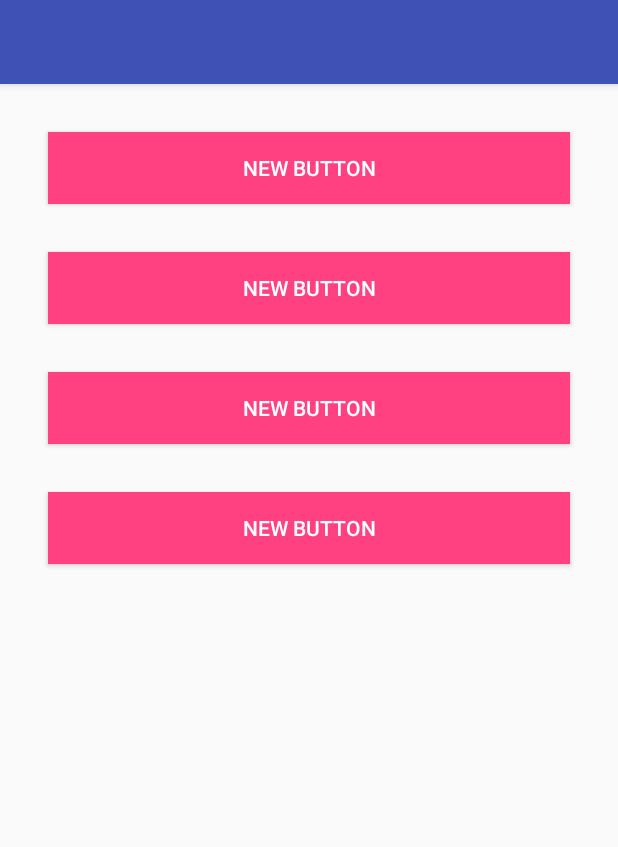
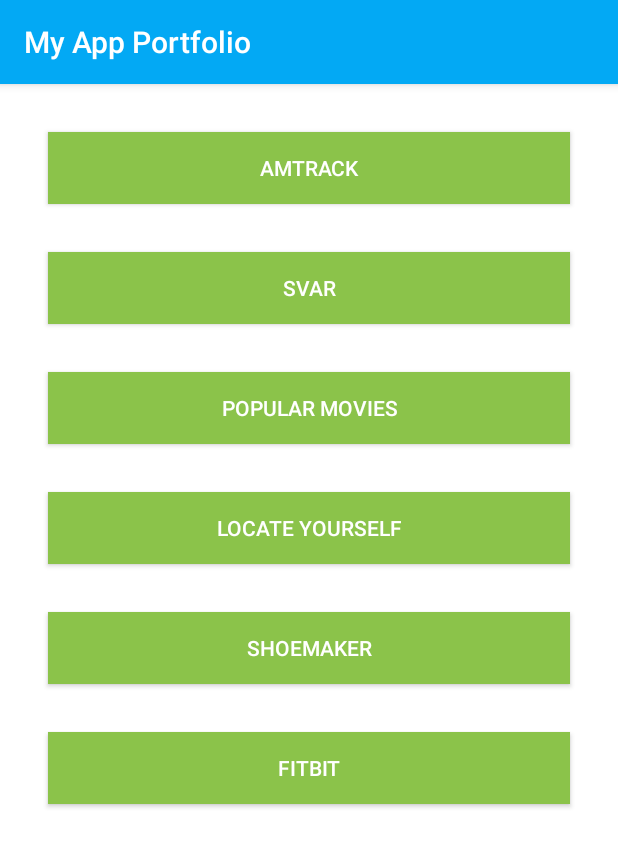
Before and after one commit to akash-raghav/MyAppPortfolio, an Android app: the screen it shows after launch (MainActivity), on a phone screen of 412 x 824 dp. Shown: the top 847 px of the screen. Run offline under Robolectric (Android 15) with nearby library versions, the phone set to English and light mode, and no system bars.

Commit message:
Ui color and theme changed

```diff
--- a/app/src/main/AndroidManifest.xml
+++ b/app/src/main/AndroidManifest.xml
@@ -1,6 +1,6 @@
 <?xml version="1.0" encoding="utf-8"?>
-<manifest xmlns:android="http://schemas.android.com/apk/res/android"
-    package="raghav.akash.myappportfolio">
+<manifest package="raghav.akash.myappportfolio"
+          xmlns:android="http://schemas.android.com/apk/res/android">
 
   <application
       android:allowBackup="true"
@@ -10,9 +10,9 @@
       android:theme="@style/AppTheme">
     <activity android:name=".MainActivity">
       <intent-filter>
-                <action android:name="android.intent.action.MAIN" />
+        <action android:name="android.intent.action.MAIN"/>
 
-                <category android:name="android.intent.category.LAUNCHER" />
+        <category android:name="android.intent.category.LAUNCHER"/>
       </intent-filter>
     </activity>
   </application>
--- a/app/src/main/java/raghav/akash/myappportfolio/MainActivity.java
+++ b/app/src/main/java/raghav/akash/myappportfolio/MainActivity.java
@@ -1,13 +1,26 @@
 package raghav.akash.myappportfolio;
 
+import android.os.Bundle;
 import android.support.v7.app.AppCompatActivity;
-import android.os.Bundle;
+import android.support.v7.widget.Toolbar;
+import android.view.View;
+import android.widget.Button;
+import android.widget.Toast;
 
 public class MainActivity extends AppCompatActivity {
 
-    @Override
-    protected void onCreate(Bundle savedInstanceState) {
-        super.onCreate(savedInstanceState);
-        setContentView(R.layout.activity_main);
-    }
+  @Override
+  protected void onCreate(Bundle savedInstanceState) {
+    super.onCreate(savedInstanceState);
+    getWindow().setBackgroundDrawable(null);
+    setContentView(R.layout.activity_main);
+    Toolbar toolbar = (Toolbar) findViewById(R.id.toolbar);
+    toolbar.setTitle("My App Portfolio");
+    setSupportActionBar(toolbar);
+  }
+
+  public void showMessageToast(View v) {
+    Button button = (Button) v;
+    Toast.makeText(this, button.getText() + " app Portfolio", Toast.LENGTH_SHORT).show();
+  }
 }
--- a/app/src/main/res/layout/activity_main.xml
+++ b/app/src/main/res/layout/activity_main.xml
@@ -1,8 +1,9 @@
 <?xml version="1.0" encoding="utf-8"?>
-<LinearLayout xmlns:android="http://schemas.android.com/apk/res/android"
+<android.support.design.widget.CoordinatorLayout
+    xmlns:android="http://schemas.android.com/apk/res/android"
     android:layout_width="match_parent"
     android:layout_height="match_parent"
-    android:orientation="vertical">
+    android:background="@android:color/white">
 
   <android.support.design.widget.AppBarLayout
       android:layout_width="match_parent"
@@ -10,11 +11,11 @@
 
     <android.support.v7.widget.Toolbar
         android:id="@+id/toolbar"
+        style="@style/toolbarStyle"
         android:layout_width="match_parent"
-            android:layout_height="wrap_content"
-            android:elevation="8dp"/>
+        android:layout_height="wrap_content"/>
   </android.support.design.widget.AppBarLayout>
 
   <include layout="@layout/content_main"/>
 
-</LinearLayout>
+</android.support.design.widget.CoordinatorLayout>
--- a/app/src/main/res/layout/content_main.xml
+++ b/app/src/main/res/layout/content_main.xml
@@ -1,8 +1,10 @@
 <?xml version="1.0" encoding="utf-8"?>
 <ScrollView xmlns:android="http://schemas.android.com/apk/res/android"
+            xmlns:app="http://schemas.android.com/apk/res-auto"
             android:layout_width="match_parent"
             android:layout_height="match_parent"
-    android:fillViewport="true">
+            android:fillViewport="true"
+            app:layout_behavior="@string/appbar_scrolling_view_behavior">
 
   <LinearLayout
       android:layout_width="match_parent"
@@ -16,8 +18,9 @@
         android:layout_height="wrap_content"
         android:layout_margin="@dimen/activity_horizontal_margin"
         android:background="@color/colorAccent"
-            android:text="New Button"
-            android:textColor="@android:color/white" />
+        android:onClick="showMessageToast"
+        android:text="AMTRACK"
+        android:textColor="@color/colorTextIcons"/>
 
     <Button
         android:id="@+id/app_btn2"
@@ -25,8 +28,9 @@
         android:layout_height="wrap_content"
         android:layout_margin="@dimen/activity_horizontal_margin"
         android:background="@color/colorAccent"
-            android:text="New Button"
-            android:textColor="@android:color/white" />
+        android:onClick="showMessageToast"
+        android:text="SVAR"
+        android:textColor="@color/colorTextIcons"/>
 
     <Button
         android:id="@+id/app_btn3"
@@ -34,8 +38,9 @@
         android:layout_height="wrap_content"
         android:layout_margin="@dimen/activity_horizontal_margin"
         android:background="@color/colorAccent"
-            android:text="New Button"
-            android:textColor="@android:color/white" />
+        android:onClick="showMessageToast"
+        android:text="Popular Movies"
+        android:textColor="@color/colorTextIcons"/>
 
     <Button
         android:id="@+id/app_btn4"
@@ -43,8 +48,29 @@
         android:layout_height="wrap_content"
         android:layout_margin="@dimen/activity_horizontal_margin"
         android:background="@color/colorAccent"
-            android:text="New Button"
-            android:textColor="@android:color/white" />
+        android:onClick="showMessageToast"
+        android:text="Locate Yourself"
+        android:textColor="@color/colorTextIcons"/>
+
+    <Button
+        android:id="@+id/app_btn5"
+        android:layout_width="match_parent"
+        android:layout_height="wrap_content"
+        android:layout_margin="@dimen/activity_horizontal_margin"
+        android:background="@color/colorAccent"
+        android:onClick="showMessageToast"
+        android:text="ShoeMaker"
+        android:textColor="@color/colorTextIcons"/>
+
+    <Button
+        android:id="@+id/app_btn6"
+        android:layout_width="match_parent"
+        android:layout_height="wrap_content"
+        android:layout_margin="@dimen/activity_horizontal_margin"
+        android:background="@color/colorAccent"
+        android:onClick="showMessageToast"
+        android:text="FitBit"
+        android:textColor="@color/colorTextIcons"/>
   </LinearLayout>
 
 </ScrollView>
--- a/app/src/main/res/values/colors.xml
+++ b/app/src/main/res/values/colors.xml
@@ -1,6 +1,11 @@
 <?xml version="1.0" encoding="utf-8"?>
 <resources>
-    <color name="colorPrimary">#3F51B5</color>
-    <color name="colorPrimaryDark">#303F9F</color>
-    <color name="colorAccent">#FF4081</color>
+  <color name="colorPrimaryLight">#B3E5FC</color>
+  <color name="colorPrimary">#03A9F4</color>
+  <color name="colorPrimaryDark">#0288D1</color>
+  <color name="colorAccent">#8BC34A</color>
+  <color name="colorTextIcons">#FFFFFF</color>
+  <color name="colorPrimaryText">#212121</color>
+  <color name="colorSecondaryText">#727272</color>
+  <color name="colorDivider">#B6B6B6</color>
 </resources>
--- a/app/src/main/res/values/dimens.xml
+++ b/app/src/main/res/values/dimens.xml
@@ -1,5 +1,5 @@
 <resources>
-    <!-- Default screen margins, per the Android Design guidelines. -->
-    <dimen name="activity_horizontal_margin">16dp</dimen>
-    <dimen name="activity_vertical_margin">16dp</dimen>
+  <!-- Default screen margins, per the Android Design guidelines. -->
+  <dimen name="activity_horizontal_margin">16dp</dimen>
+  <dimen name="activity_vertical_margin">16dp</dimen>
 </resources>
--- a/app/src/main/res/values/strings.xml
+++ b/app/src/main/res/values/strings.xml
@@ -1,3 +1,3 @@
 <resources>
-    <string name="app_name">MyAppPortfolio</string>
+  <string name="app_name">MyAppPortfolio</string>
 </resources>
--- a/app/src/main/res/values/styles.xml
+++ b/app/src/main/res/values/styles.xml
@@ -8,4 +8,11 @@
     <item name="colorAccent">@color/colorAccent</item>
   </style>
 
+  <style name="toolbarStyle">
+    <item name="popupTheme">@style/ThemeOverlay.AppCompat.Light</item>
+    <item name="theme">@style/ThemeOverlay.AppCompat.Dark.ActionBar</item>
+    <item name="android:elevation">4dp</item>
+    <item name="android:minHeight">?attr/actionBarSize</item>
+  </style>
+
 </resources>
```
Also changed, not shown: app/src/main/res/values-w820dp/dimens.xml (+4 -4 lines), 2 other files. Lines whose indentation alone changed are shown as unchanged.
